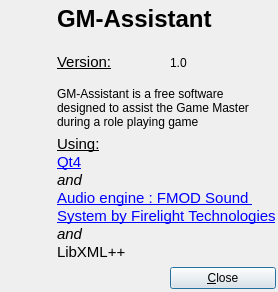
This is sources/windows/AboutDialog.ui in ViviCoder/GM-Assistant as Qt 5 draws it before an edit. The edited form follows.
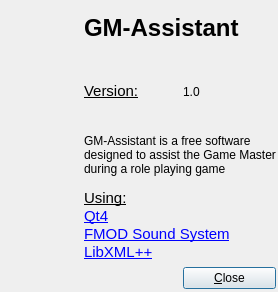
This is the edited form. Icons and pictures are not drawn.

```diff
--- a/sources/windows/AboutDialog.ui
+++ b/sources/windows/AboutDialog.ui
@@ -86,14 +86,11 @@
        <string>&lt;!DOCTYPE HTML PUBLIC &quot;-//W3C//DTD HTML 4.0//EN&quot; &quot;http://www.w3.org/TR/REC-html40/strict.dtd&quot;&gt;
 &lt;html&gt;&lt;head&gt;&lt;meta name=&quot;qrichtext&quot; content=&quot;1&quot; /&gt;&lt;style type=&quot;text/css&quot;&gt;
 p, li { white-space: pre-wrap; }
-&lt;/style&gt;&lt;/head&gt;&lt;body style=&quot; font-family:'Ubuntu'; font-size:11pt; font-weight:400; font-style:normal;&quot;&gt;
-&lt;p style=&quot; margin-top:0px; margin-bottom:0px; margin-left:0px; margin-right:0px; -qt-block-indent:0; text-indent:0px;&quot;&gt;&lt;span style=&quot; text-decoration: underline;&quot;&gt;Using:&lt;/span&gt;&lt;/p&gt;
-&lt;p style=&quot; margin-top:0px; margin-bottom:0px; margin-left:0px; margin-right:0px; -qt-block-indent:0; text-indent:0px;&quot;&gt;&lt;a href=&quot;http://qt.nokia.com/&quot;&gt;&lt;span style=&quot; text-decoration: underline; color:#0000ff;&quot;&gt;Qt4&lt;/span&gt;&lt;/a&gt;&lt;/p&gt;
-&lt;p style=&quot; margin-top:0px; margin-bottom:0px; margin-left:0px; margin-right:0px; -qt-block-indent:0; text-indent:0px;&quot;&gt;&lt;span style=&quot; font-style:italic;&quot;&gt;and&lt;/span&gt;&lt;/p&gt;
-&lt;p style=&quot; margin-top:0px; margin-bottom:0px; margin-left:0px; margin-right:0px; -qt-block-indent:0; text-indent:0px;&quot;&gt;&lt;a href=&quot;http://www.fmod.org&quot;&gt;&lt;span style=&quot; text-decoration: underline; color:#0000ff;&quot;&gt;Audio engine : FMOD Sound &lt;/span&gt;&lt;/a&gt;&lt;/p&gt;
-&lt;p style=&quot; margin-top:0px; margin-bottom:0px; margin-left:0px; margin-right:0px; -qt-block-indent:0; text-indent:0px;&quot;&gt;&lt;a href=&quot;http://www.fmod.org&quot;&gt;&lt;span style=&quot; text-decoration: underline; color:#0000ff;&quot;&gt;System by Firelight Technologies&lt;/span&gt;&lt;/a&gt;&lt;/p&gt;
-&lt;p style=&quot; margin-top:0px; margin-bottom:0px; margin-left:0px; margin-right:0px; -qt-block-indent:0; text-indent:0px;&quot;&gt;&lt;span style=&quot; font-style:italic;&quot;&gt;and&lt;/span&gt;&lt;/p&gt;
-&lt;p style=&quot; margin-top:0px; margin-bottom:0px; margin-left:0px; margin-right:0px; -qt-block-indent:0; text-indent:0px;&quot;&gt;LibXML++&lt;/p&gt;&lt;/body&gt;&lt;/html&gt;</string>
+&lt;/style&gt;&lt;/head&gt;&lt;body style=&quot; font-family:'Sans'; font-size:10pt; font-weight:400; font-style:normal;&quot;&gt;
+&lt;p style=&quot; margin-top:0px; margin-bottom:0px; margin-left:0px; margin-right:0px; -qt-block-indent:0; text-indent:0px;&quot;&gt;&lt;span style=&quot; font-family:'Ubuntu'; font-size:11pt; text-decoration: underline;&quot;&gt;Using:&lt;/span&gt;&lt;/p&gt;
+&lt;p style=&quot; margin-top:0px; margin-bottom:0px; margin-left:0px; margin-right:0px; -qt-block-indent:0; text-indent:0px;&quot;&gt;&lt;a href=&quot;http://qt.nokia.com/&quot;&gt;&lt;span style=&quot; font-family:'Ubuntu'; font-size:11pt; text-decoration: underline; color:#0000ff;&quot;&gt;Qt4&lt;/span&gt;&lt;/a&gt;&lt;/p&gt;
+&lt;p style=&quot; margin-top:0px; margin-bottom:0px; margin-left:0px; margin-right:0px; -qt-block-indent:0; text-indent:0px;&quot;&gt;&lt;a href=&quot;http://www.fmod.org&quot;&gt;&lt;span style=&quot; font-family:'Ubuntu'; font-size:11pt; text-decoration: underline; color:#0000ff;&quot;&gt;FMOD Sound System&lt;/span&gt;&lt;/a&gt;&lt;/p&gt;
+&lt;p style=&quot; margin-top:0px; margin-bottom:0px; margin-left:0px; margin-right:0px; -qt-block-indent:0; text-indent:0px;&quot;&gt;&lt;a href=&quot;http://libxmlplusplus.sourceforge.net/&quot;&gt;&lt;span style=&quot; font-size:11pt; text-decoration: underline; color:#0000ff;&quot;&gt;LibXML++&lt;/span&gt;&lt;/a&gt;&lt;/p&gt;&lt;/body&gt;&lt;/html&gt;</string>
       </property>
      </widget>
     </item>
```
